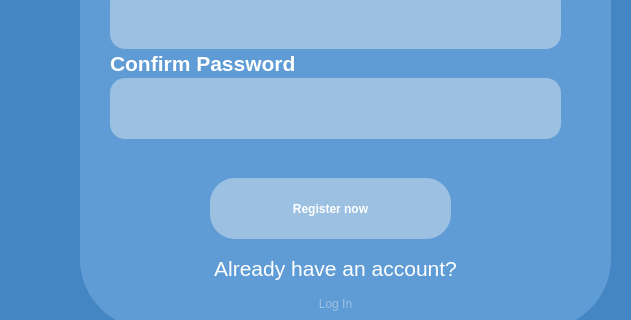
This is AGUniverse/presentationLayer/registerpage.ui in codingburgas/sprint-eschool-ag-universe as Qt 5 draws it before an edit; both pictures show x 0 to 631 and y 312 to 632 of the 1100 by 720 pixel window. The edited form follows.
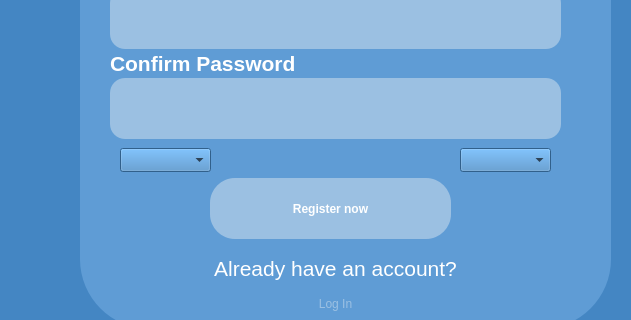
This is the edited form. Icons and pictures are not drawn.

Commit message: Implement grade and class in register page (Close #39)

```diff
--- a/AGUniverse/presentationLayer/registerpage.ui
+++ b/AGUniverse/presentationLayer/registerpage.ui
@@ -311,6 +311,77 @@
     <bool>true</bool>
    </property>
   </widget>
+  <widget class="QComboBox" name="comboBox">
+   <property name="geometry">
+    <rect>
+     <x>120</x>
+     <y>460</y>
+     <width>91</width>
+     <height>24</height>
+    </rect>
+   </property>
+   <property name="styleSheet">
+    <string notr="true">background-color: #4486c3;</string>
+   </property>
+   <item>
+    <property name="text">
+     <string/>
+    </property>
+   </item>
+   <item>
+    <property name="text">
+     <string>8</string>
+    </property>
+   </item>
+   <item>
+    <property name="text">
+     <string>9</string>
+    </property>
+   </item>
+   <item>
+    <property name="text">
+     <string>10</string>
+    </property>
+   </item>
+  </widget>
+  <widget class="QComboBox" name="comboBox2">
+   <property name="geometry">
+    <rect>
+     <x>460</x>
+     <y>460</y>
+     <width>91</width>
+     <height>24</height>
+    </rect>
+   </property>
+   <property name="styleSheet">
+    <string notr="true">background-color: #4486c3;</string>
+   </property>
+   <item>
+    <property name="text">
+     <string/>
+    </property>
+   </item>
+   <item>
+    <property name="text">
+     <string>A</string>
+    </property>
+   </item>
+   <item>
+    <property name="text">
+     <string>B</string>
+    </property>
+   </item>
+   <item>
+    <property name="text">
+     <string>V</string>
+    </property>
+   </item>
+   <item>
+    <property name="text">
+     <string>G</string>
+    </property>
+   </item>
+  </widget>
  </widget>
  <resources/>
  <connections/>
```
The commit also changes 2 other files.
